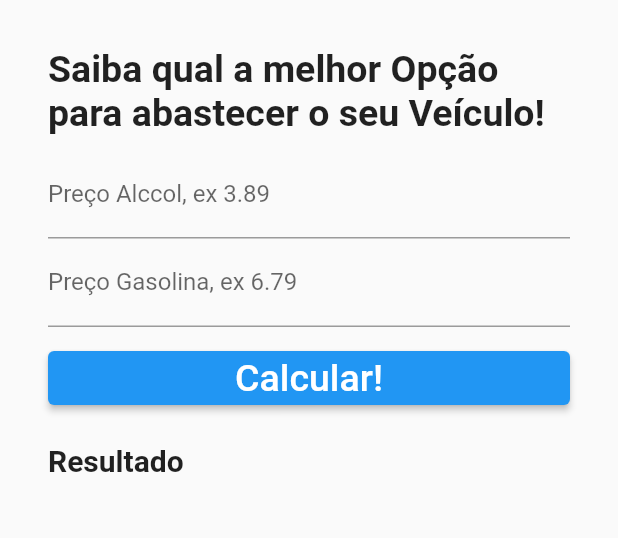
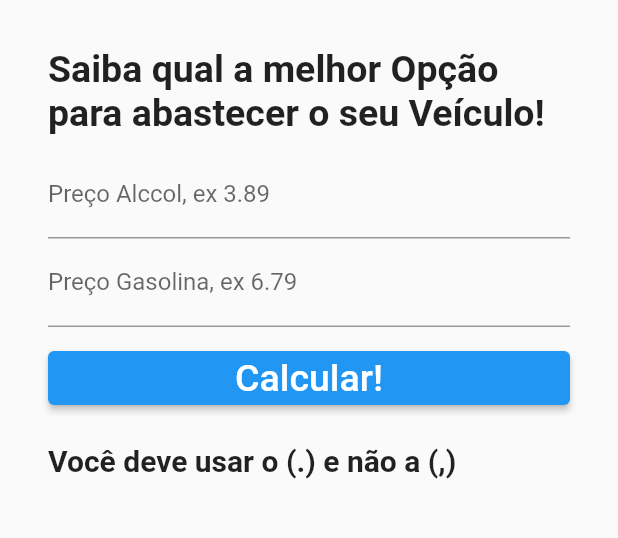
Before and after one commit to BrunoAlz/FLUTTER-3-PROJETO_Gasolina_ou_Alcool, a Flutter app: the screen it shows after launch, after a tap on "Calcular!", on a phone screen of 412 x 824 dp, the part 268-806 px from its top. Run offline on Flutter 3.47's test engine with Material 2 defaults, Android fonts, the phone set to English and light mode, and no system bars.

Commit message:
Finalização do APP de Alcool ou Gasolina

```diff
--- a/app/lib/campo_texto.dart
+++ b/app/lib/campo_texto.dart
@@ -1,9 +1,11 @@
-// ignore_for_file: avoid_print, prefer_const_constructors, prefer_final_fields, prefer_const_constructors_in_immutables
+// ignore_for_file: unused_local_variable, prefer_final_fields, avoid_print
+
+import 'dart:async';
 
 import 'package:flutter/material.dart';
 
 class CampoTexto extends StatefulWidget {
-  CampoTexto({Key? key}) : super(key: key);
+  const CampoTexto({Key? key}) : super(key: key);
 
   @override
   State<CampoTexto> createState() => _CampoTextoState();
@@ -14,7 +16,37 @@ class _CampoTextoState extends State<CampoTexto> {
   TextEditingController _textAlcoolController = TextEditingController();
   TextEditingController _textGasolinaController = TextEditingController();
 
-  var _resultado = 'Resultado';
+  var _resultado = '';
+
+  void _calcular() {
+    // faz o parse do valor digitado para double, caso o usuário digite com
+    // viurgula não será feito o parse
+    // se for convertido volta o valor, do contrário volta Null
+    double? precoAlcool = double.tryParse(_textAlcoolController.text);
+    double? precoGasolina = double.tryParse(_textGasolinaController.text);
+    if (precoAlcool == null || precoGasolina == null) {
+      setState(() {
+        _resultado = 'Você deve usar o (.) e não a (,)';
+      });
+    } else {
+      if ((precoAlcool / precoGasolina) >= 0.7) {
+        setState(() {
+          _resultado = 'Você deveria abastercer com Gasolina';
+        });
+      } else {
+        setState(() {
+          _resultado = 'Você deveria abastercer com Alcool';
+        });
+        // _limparCampos();
+      }
+    }
+  }
+  /*
+  void _limparCampos() {
+    _textAlcoolController.text = '';
+    _textGasolinaController.text = '';
+  }
+  */
 
   @override
   Widget build(BuildContext context) {
@@ -24,17 +56,17 @@ class _CampoTextoState extends State<CampoTexto> {
       ),
       // O SingleChildScrollView, Ajusta o template com Scroll
       body: SingleChildScrollView(
-        padding: EdgeInsets.all(32),
+        padding: const EdgeInsets.all(32),
         child: Column(
           crossAxisAlignment: CrossAxisAlignment.stretch,
           children: [
             Padding(
-              padding: EdgeInsets.only(bottom: 32),
+              padding: const EdgeInsets.only(bottom: 32),
               child: Image.asset(
                 'assets/logo.png',
               ),
             ),
-            Padding(
+            const Padding(
               padding: EdgeInsets.only(bottom: 10),
               child: Text(
                 'Saiba qual a melhor Opção para abastecer o seu Veículo!',
@@ -45,13 +77,13 @@ class _CampoTextoState extends State<CampoTexto> {
             TextField(
               // Escolhe o tipo de Teclado como númerico
               keyboardType: TextInputType.number,
-              decoration: InputDecoration(
+              decoration: const InputDecoration(
                 labelText: 'Preço Alccol, ex 3.89',
               ),
               // enabled: true,
               // maxLength: 5,
               // maxLengthEnforcement: true,
-              style: TextStyle(
+              style: const TextStyle(
                 fontWeight: FontWeight.normal,
               ),
               // obscureText: true, // Password
@@ -71,13 +103,13 @@ class _CampoTextoState extends State<CampoTexto> {
             TextField(
               // Escolhe o tipo de Teclado como númerico
               keyboardType: TextInputType.number,
-              decoration: InputDecoration(
+              decoration: const InputDecoration(
                 labelText: 'Preço Gasolina, ex 6.79',
               ),
               // enabled: true,
               // maxLength: 5,
               // maxLengthEnforcement: true,
-              style: TextStyle(
+              style: const TextStyle(
                 fontWeight: FontWeight.normal,
               ),
               // obscureText: true, // Password
@@ -96,7 +128,7 @@ class _CampoTextoState extends State<CampoTexto> {
             ),
             // Cria um botão
             Padding(
-              padding: EdgeInsets.only(top: 10),
+              padding: const EdgeInsets.only(top: 10),
               child: ElevatedButton(
                 // Adiciona estilos ao botão
                 style: ElevatedButton.styleFrom(
@@ -104,12 +136,7 @@ class _CampoTextoState extends State<CampoTexto> {
                   onPrimary: Colors.white, // foreground
                 ),
                 // Evento de click, cria uma função vazia e não faz nada
-                onPressed: () {
-                  // Retorna o valor que foi armazenado pelo controlador - text são
-                  // os dados do input
-                  print('Valor Alcool: ${_textAlcoolController.text}');
-                  print('Valor Gasolina: ${_textGasolinaController.text}');
-                },
+                onPressed: _calcular,
                 // cria o texto filho do botão
                 child: const Text(
                   'Calcular!',
@@ -120,10 +147,10 @@ class _CampoTextoState extends State<CampoTexto> {
               ),
             ),
             Padding(
-              padding: EdgeInsets.only(top: 20),
+              padding: const EdgeInsets.only(top: 20),
               child: Text(
                 _resultado,
-                style: TextStyle(
+                style: const TextStyle(
                   fontSize: 20,
                   fontWeight: FontWeight.bold,
                 ),
```
